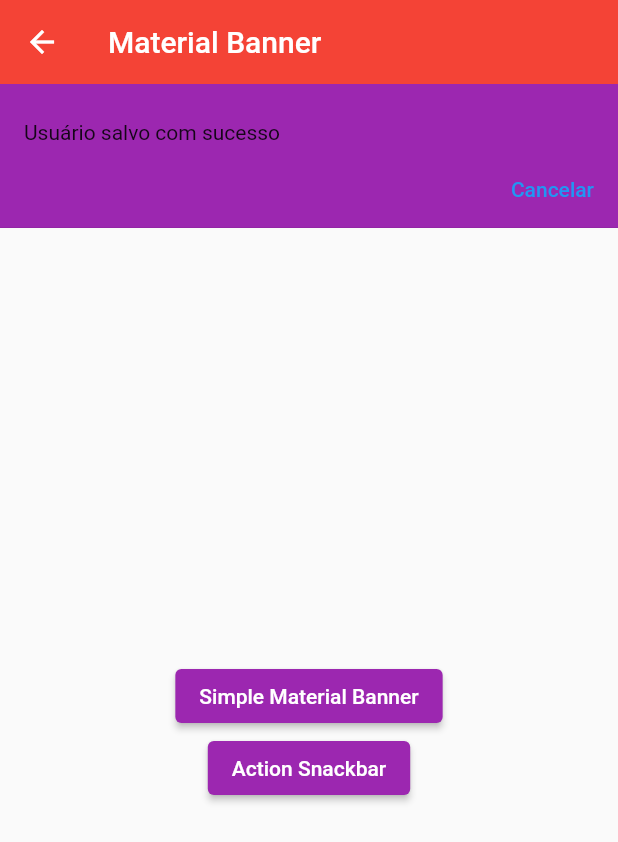
After one commit to fabriciosuhet/flutter-primeiro-projeto, a Flutter app: the MaterialBannerPage screen opened by its route, after a tap on "Simple Material Banner", on a phone screen of 412 x 824 dp. The commit adds this screen. Shown: the top 842 px of the screen. Run offline on Flutter 3.47's test engine with Material 2 defaults, Android fonts, the phone set to English and light mode, and no system bars; our stand-ins replace device_preview.

Commit message:
material banner

```diff
--- a/lib/main.dart
+++ b/lib/main.dart
@@ -8,6 +8,7 @@ import 'package:flutter_primeiro_projeto/pages/dialogs/dialogs_page.dart';
 import 'package:flutter_primeiro_projeto/pages/forms/forms_page.dart';
 import 'package:flutter_primeiro_projeto/pages/home/homepage.dart';
 import 'package:flutter_primeiro_projeto/pages/layout_builder/layout_builder_page.dart';
+import 'package:flutter_primeiro_projeto/pages/material_banner/material_banner_page.dart';
 import 'package:flutter_primeiro_projeto/pages/media_query/media_query_page.dart';
 import 'package:flutter_primeiro_projeto/pages/rows_columns/rows_columns_page.dart';
 import 'package:flutter_primeiro_projeto/pages/scrolls/listview_page.dart';
@@ -69,6 +70,7 @@ class MyApp extends StatelessWidget {
         '/bottomNavigatorBar': (_) => const BottomNavigatorBarPage(),
         '/circleAvatar': (_) => const CircleAvatarPage(),
         '/colors': (_) => const ColorsPage(),
+        '/materialBanner': (_) => const MaterialBannerPage(),
       },
     );
   }
--- /dev/null
+++ b/lib/pages/material_banner/material_banner_page.dart
@@ -0,0 +1,63 @@
+// ignore_for_file: avoid_print
+
+import 'package:flutter/material.dart';
+
+class MaterialBannerPage extends StatelessWidget {
+  const MaterialBannerPage({super.key});
+
+  @override
+  Widget build(BuildContext context) {
+    return Scaffold(
+      appBar: AppBar(
+        title: const Text('Material Banner'),
+      ),
+      body: Center(
+        child: Column(
+          mainAxisAlignment: MainAxisAlignment.center,
+          children: [
+            ElevatedButton(
+              onPressed: () {
+                final materialbanner = MaterialBanner(
+                  content: const Text('Usuário salvo com sucesso'),
+                  backgroundColor: Colors.purple,
+                  forceActionsBelow: true,
+                  actions: [
+                    TextButton(
+                      onPressed: () {
+                        ScaffoldMessenger.of(context)
+                            .hideCurrentMaterialBanner();
+                      },
+                      child: const Text('Cancelar'),
+                    ),
+                  ],
+                );
+                ScaffoldMessenger.of(context)
+                    .showMaterialBanner(materialbanner);
+                Future.delayed(const Duration(seconds: 2), () {
+                  ScaffoldMessenger.of(context).hideCurrentMaterialBanner();
+                });
+              },
+              child: const Text('Simple Material Banner'),
+            ),
+            ElevatedButton(
+              onPressed: () {
+                final snackbar = SnackBar(
+                  content: const Text('Usuário salvo com sucesso'),
+                  backgroundColor: Colors.purple,
+                  action: SnackBarAction(
+                    label: 'Desafazer',
+                    onPressed: () {
+                      print('Clicado');
+                    },
+                  ),
+                );
+                ScaffoldMessenger.of(context).showSnackBar(snackbar);
+              },
+              child: const Text('Action Snackbar'),
+            ),
+          ],
+        ),
+      ),
+    );
+  }
+}
```
Also changed, not shown: lib/pages/home/homepage.dart (+8 -0 lines).
